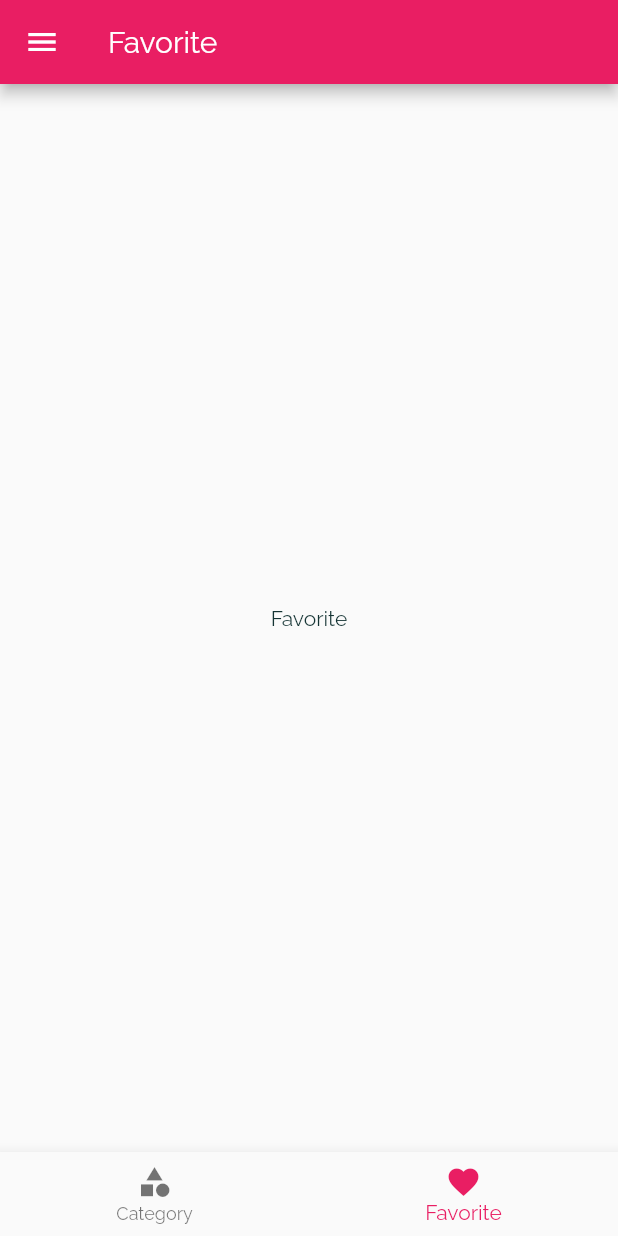
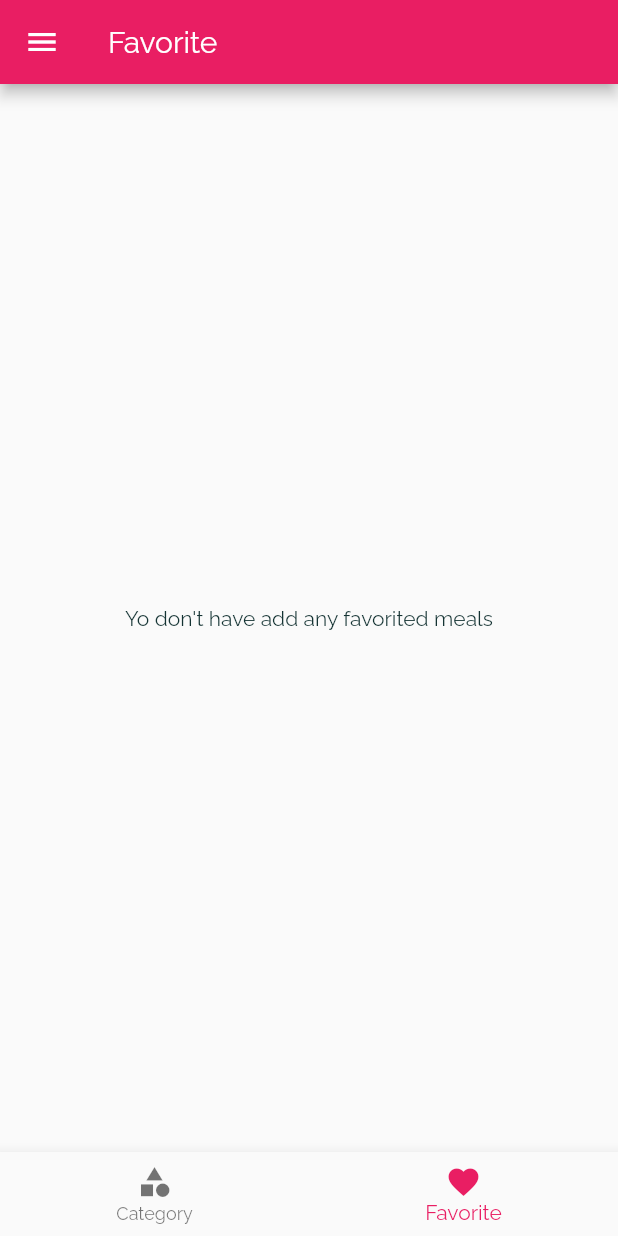
Before and after one commit to santoshmahat/food_recipes_app_with_flutter, a Flutter app: the screen it shows after launch, item 2 of the bottom bar chosen, on a phone screen of 412 x 824 dp. Run offline on Flutter 3.47's test engine with Material 2 defaults, Android fonts, the phone set to English and light mode, and no system bars.

Commit message:
Favorite item screen + functionality to add or remove item from favorited

```diff
--- a/lib/main.dart
+++ b/lib/main.dart
@@ -25,6 +25,28 @@ class _MyAppState extends State<MyApp> {
   };
 
   List<Meal> _availableMeals = DUMMY_MEALS;
+
+  List<Meal> _favoriteMeals = [];
+
+  _toogleFavorite(String mealId) {
+    setState(() {
+      final existingIndex = _favoriteMeals.indexWhere((meal) {
+        return meal.id == mealId;
+      });
+
+      if (existingIndex >= 0) {
+        _favoriteMeals.removeAt(existingIndex);
+      } else {
+        _favoriteMeals.add(DUMMY_MEALS.firstWhere((meal) {
+          return meal.id == mealId;
+        }));
+      }
+    });
+  }
+
+  _isMealFavorite(String id) {
+    return _favoriteMeals.any((meal) => meal.id == id);
+  }
 
   _setFilters(Map<String, bool> filtersData) {
     print(filtersData);
@@ -70,10 +92,11 @@ class _MyAppState extends State<MyApp> {
       ),
       initialRoute: "/",
       routes: {
-        "/": (_) => TabsScreen(),
+        "/": (_) => TabsScreen(_favoriteMeals),
         CategoryMealScreen.routeName: (_) =>
             CategoryMealScreen(_availableMeals),
-        MealDetail.routeName: (_) => MealDetail(),
+        MealDetail.routeName: (_) =>
+            MealDetail(_toogleFavorite, _isMealFavorite),
         FilterScreen.routeName: (_) => FilterScreen(_filters, _setFilters),
       },
 
--- a/lib/screens/favorite_screen.dart
+++ b/lib/screens/favorite_screen.dart
@@ -1,11 +1,33 @@
+import 'package:ecommerce_app/models/Meal.dart';
+import 'package:ecommerce_app/widgets/meal_item.dart';
 import 'package:flutter/material.dart';
 
 class FavoriteScreen extends StatelessWidget {
   static final routeName = "/favorite";
+  final List<Meal> favoriteMeals;
+
+  FavoriteScreen(this.favoriteMeals);
+
   @override
   Widget build(BuildContext context) {
-    return Center(
-      child: Text("Favorite"),
-    );
+    if (favoriteMeals.isEmpty) {
+      return Center(
+        child: Text("Yo don't have add any favorited meals"),
+      );
+    } else {
+      return ListView.builder(
+        itemBuilder: (ctx, index) {
+          return MealItem(
+            id: favoriteMeals[index].id,
+            title: favoriteMeals[index].title,
+            imageUrl: favoriteMeals[index].imageUrl,
+            duration: favoriteMeals[index].duration,
+            complexity: favoriteMeals[index].complexity,
+            affordability: favoriteMeals[index].affordability,
+          );
+        },
+        itemCount: favoriteMeals.length,
+      );
+    }
   }
 }
--- a/lib/screens/tabs_screen.dart
+++ b/lib/screens/tabs_screen.dart
@@ -1,18 +1,27 @@
+import 'package:ecommerce_app/models/Meal.dart';
 import 'package:ecommerce_app/screens/categories_screen.dart';
 import 'package:ecommerce_app/screens/favorite_screen.dart';
 import 'package:ecommerce_app/widgets/main_drawer.dart';
 import 'package:flutter/material.dart';
 
 class TabsScreen extends StatefulWidget {
+  final List<Meal> favoriteMeals;
+
+  TabsScreen(this.favoriteMeals);
   @override
   _TabsScreenState createState() => _TabsScreenState();
 }
 
 class _TabsScreenState extends State<TabsScreen> {
-  final List<Map<String, Object>> _pages = [
-    {'page': CategoriesScreen(), 'title': "Category"},
-    {'page': FavoriteScreen(), 'title': "Favorite"}
-  ];
+  List<Map<String, Object>> _pages;
+  @override
+  void initState() {
+    _pages = [
+      {'page': CategoriesScreen(), 'title': "Category"},
+      {'page': FavoriteScreen(widget.favoriteMeals), 'title': "Favorite"}
+    ];
+    super.initState();
+  }
 
   int _selectedPageIndex = 0;
 
```
Also changed, not shown: lib/screens/meal_detail_screen.dart (+10 -0 lines).
